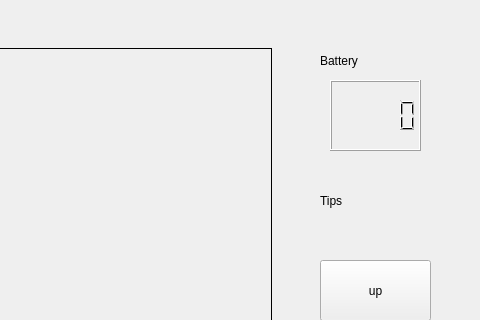
Before: the Qt Designer form mainwindow.ui in 546964285/qt_osd_v4l2, drawn with Qt 5; both pictures show x 160 to 640 and y 0 to 320 of the 640 by 480 pixel window.
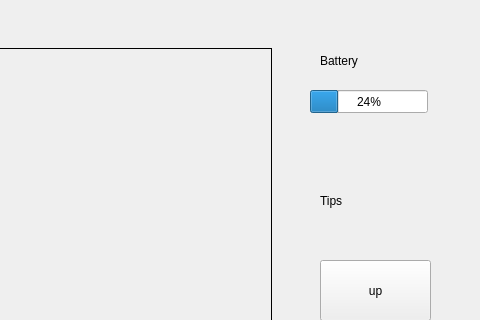
After: the same form once the commit is applied. Custom widgets are drawn as their Qt base class.

Commit message: try to use process bar

Diff of the .ui file:
```diff
--- a/mainwindow.ui
+++ b/mainwindow.ui
@@ -69,16 +69,6 @@
      <string>dn</string>
     </property>
    </widget>
-   <widget class="QLCDNumber" name="lcdNumber">
-    <property name="geometry">
-     <rect>
-      <x>490</x>
-      <y>80</y>
-      <width>91</width>
-      <height>71</height>
-     </rect>
-    </property>
-   </widget>
    <widget class="QLabel" name="label_3">
     <property name="geometry">
      <rect>
@@ -92,6 +82,19 @@
      <string>Battery</string>
     </property>
    </widget>
+   <widget class="QProgressBar" name="progressBar">
+    <property name="geometry">
+     <rect>
+      <x>470</x>
+      <y>90</y>
+      <width>118</width>
+      <height>23</height>
+     </rect>
+    </property>
+    <property name="value">
+     <number>24</number>
+    </property>
+   </widget>
   </widget>
  </widget>
  <layoutdefault spacing="6" margin="11"/>
```
